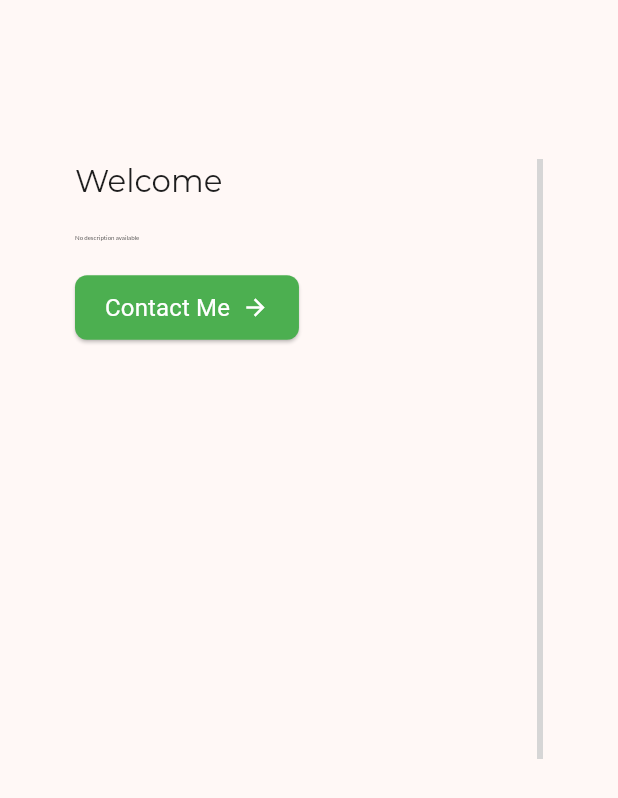
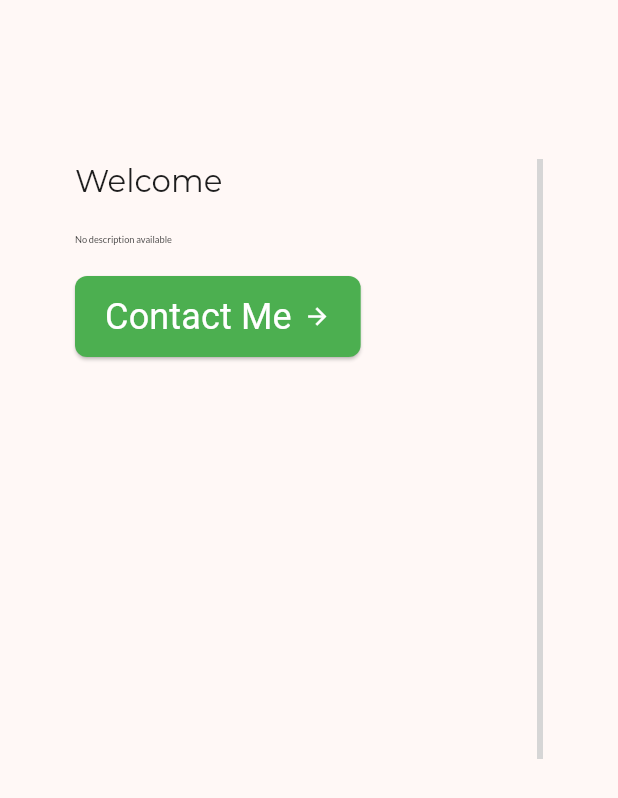
Before and after one commit to AvantSwift-Solutions/eportfolio-website, a Flutter app: the screen it shows after launch, on a phone screen of 412 x 824 dp. Shown: the top 798 px of the screen. Run offline on Flutter 3.47's test engine with Material 2 defaults, Android fonts, the phone set to English and light mode, and no system bars; our stand-ins replace cloud_firestore, email_validator, file_picker, firebase_auth, firebase_core, firebase_storage and 1 more; accounts and stored records are empty; network calls fail; grey boxes are pictures that could not be loaded.

Commit message:
EP-43: Fix specific UI components

```diff
--- a/lib/ui/custom_scroll_button.dart
+++ b/lib/ui/custom_scroll_button.dart
@@ -24,7 +24,7 @@ class CustomScrollButton extends StatelessWidget {
             text,
             style: const TextStyle(
               color: Colors.white,
-              fontSize: 16,
+              fontSize: 24,
             ),
           ),
           const SizedBox(width: 8), // Add space between text and arrow
--- a/lib/view_pages/landing_page.dart
+++ b/lib/view_pages/landing_page.dart
@@ -33,7 +33,7 @@ class _LandingPageState extends State<LandingPage> {
         final screenWidth = MediaQuery.of(context).size.width;
 
         double titleFontSize = screenWidth * 0.05;
-        double descriptionFontSize = screenWidth * 0.01;
+        double descriptionFontSize = screenWidth * 0.015;
 
         return Center(
           child: Padding(
```
Also changed, not shown: 1 other file.
